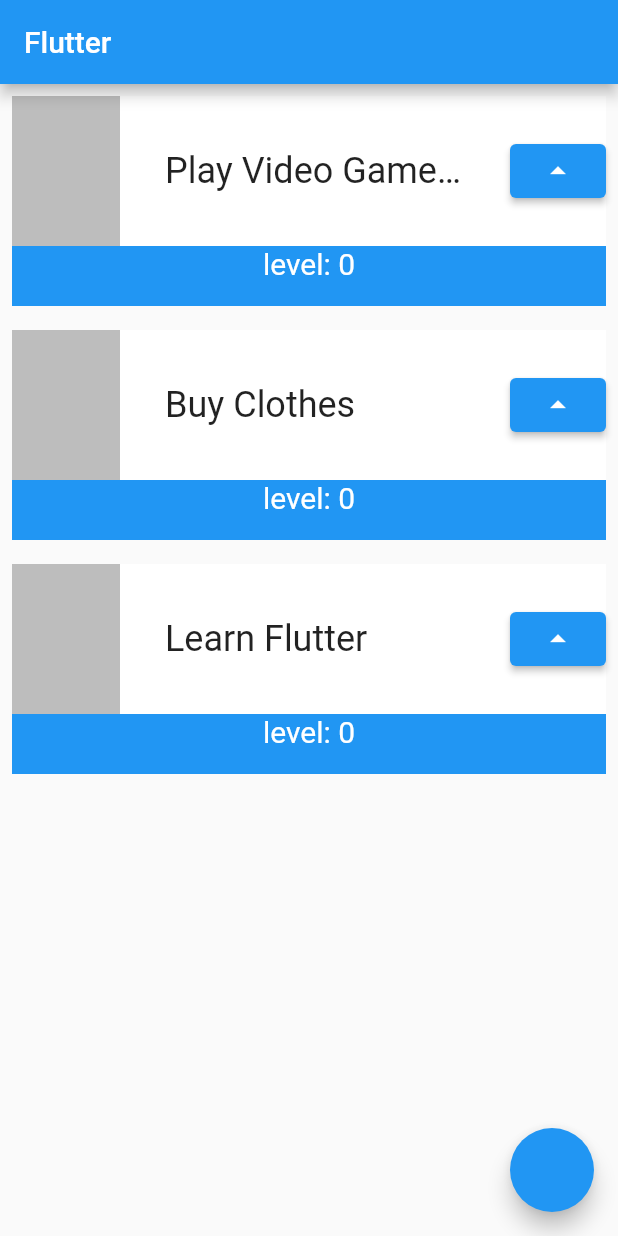
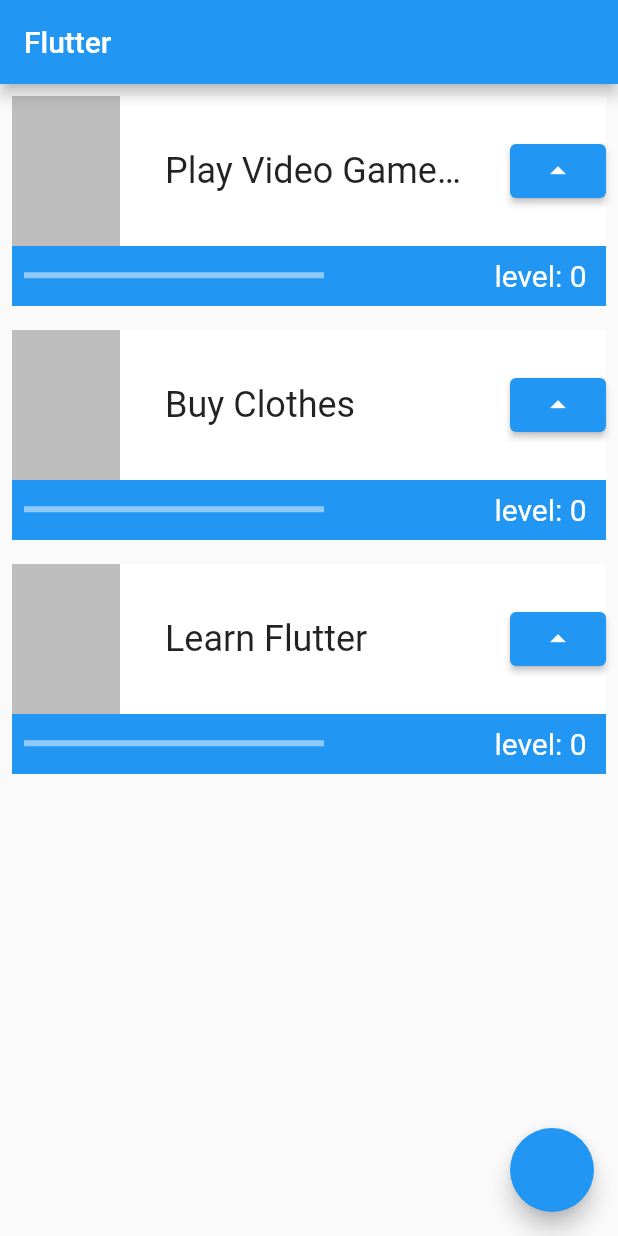
Before and after one commit to lucasbonadio/first_flutter_project, a Flutter app: the screen it shows after launch, on a phone screen of 412 x 824 dp. Run offline on Flutter 3.47's test engine with Material 2 defaults, Android fonts, the phone set to English and light mode, and no system bars.

Commit message:
feature: LinearProgessIndicator bar

```diff
--- a/lib/main.dart
+++ b/lib/main.dart
@@ -89,7 +89,7 @@
                         )),
                     ElevatedButton(
                         onPressed: () {
-                          setState((){
+                          setState(() {
                             level++;
                           });
                         },
@@ -97,10 +97,28 @@
                   ],
                 ),
               ),
-              Text(
-                'level: $level',
-                style: TextStyle(fontSize: 20, color: Colors.white),
-              )
+              Padding(
+                padding: const EdgeInsets.all(8.0),
+                child: Row(
+                  mainAxisAlignment: MainAxisAlignment.spaceBetween,
+                  children: [
+                    Container(
+                      child: LinearProgressIndicator(
+                        color: Colors.white,
+                        value: level / 10,
+                      ),
+                      width: 200,
+                    ),
+                    Padding(
+                      padding: const EdgeInsets.only(right: 5),
+                      child: Text(
+                        'level: $level',
+                        style: TextStyle(fontSize: 20, color: Colors.white),
+                      ),
+                    ),
+                  ],
+                ),
+              ),
             ],
           ),
         ],
```
